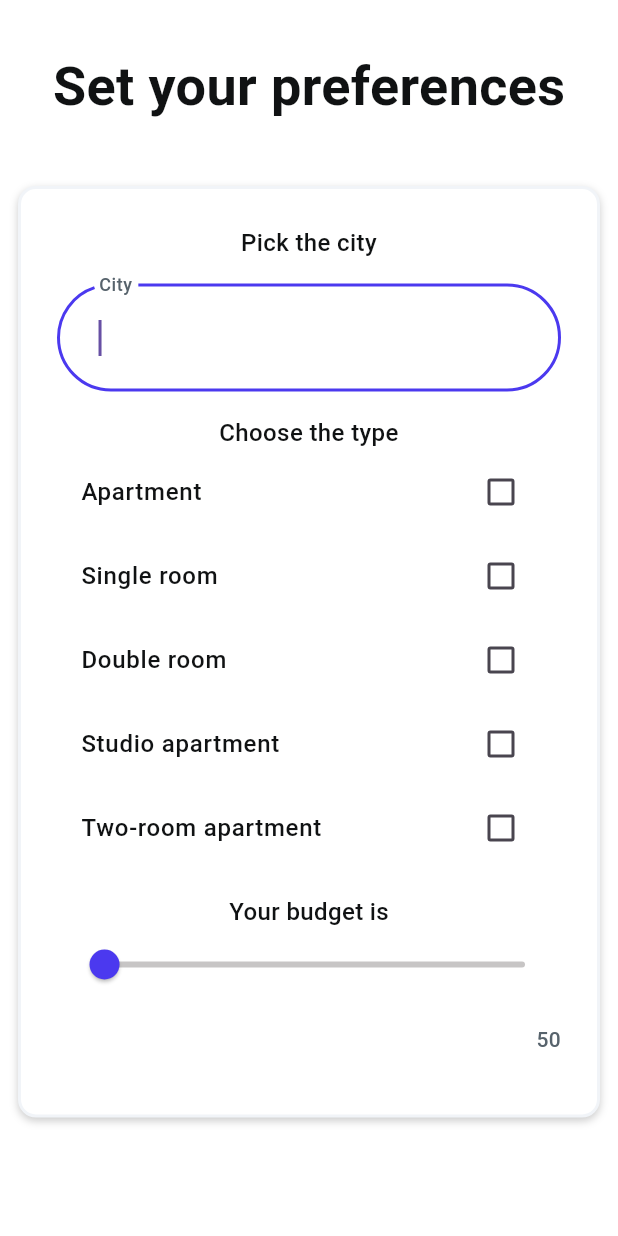
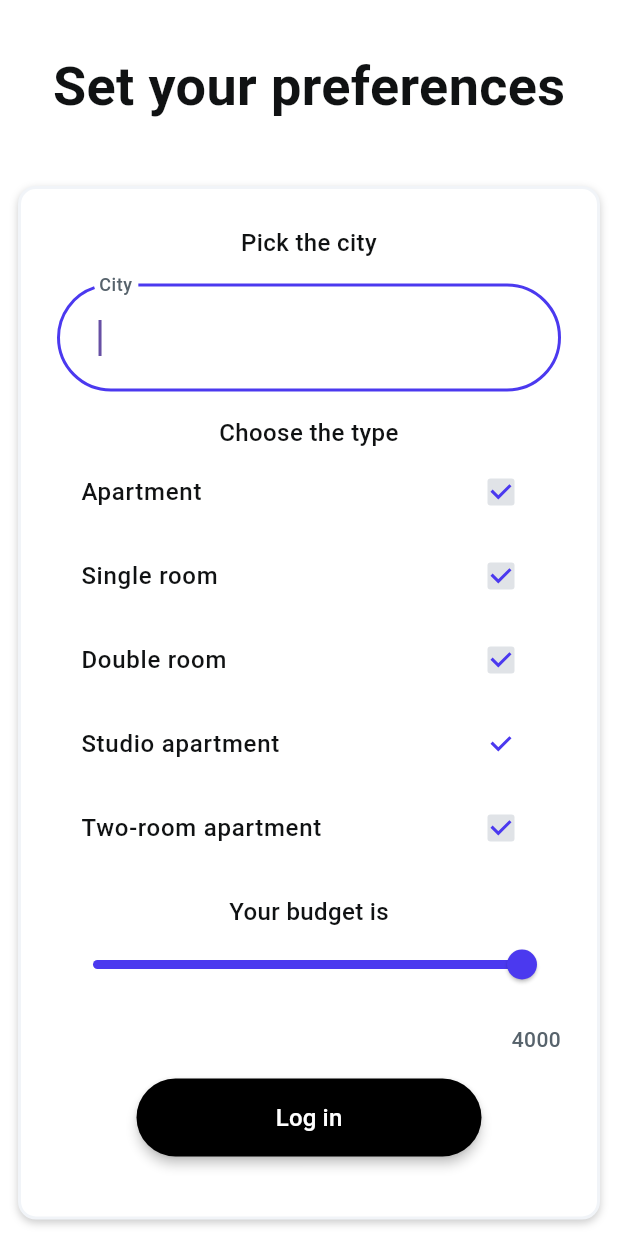
Before and after one commit to antonio-mercurio/DIMAproject, a Flutter app: the FormFilterPeopleAdj screen opened directly, on a phone screen of 412 x 824 dp. Run offline on Flutter 3.47's test engine with Material 3 defaults, Android fonts, the phone set to English and light mode, and no system bars; our stand-ins replace cloud_firestore, firebase_auth, firebase_core, firebase_storage, flutter_spinkit, google_maps_flutter and 3 more; missing offline and left inert: dart:ffi, geocoding_resolver; accounts and stored records are empty; Roboto replaces fonts that are missing (Plus Jakarta Sans).

Commit message:
filter and house

```diff
--- a/prva/lib/form_filter_people_adj.dart
+++ b/prva/lib/form_filter_people_adj.dart
@@ -1,5 +1,8 @@
 
 import 'package:flutter/material.dart';
+import 'package:provider/provider.dart';
+import 'package:prva/models/user.dart';
+import 'package:prva/services/databaseForFilters.dart';
 
 class FormFilterPeopleAdj extends StatefulWidget {
   const FormFilterPeopleAdj({super.key});
@@ -11,14 +14,15 @@
 class _FormFilterPeopleAdjState extends State<FormFilterPeopleAdj> {
 
 
-  final scaffoldKey = GlobalKey<ScaffoldState>();
+  final scaffoldKey = GlobalKey<FormState>();
 
-  bool? checkboxListTileValue1;
-  bool? checkboxListTileValue2;
-  bool? checkboxListTileValue3;
-  bool? checkboxListTileValue4;
-  bool? checkboxListTileValue5;
-  double? sliderValue;
+  String? city;
+  bool checkboxListTileValue1 = true;
+  bool checkboxListTileValue2 = true;
+  bool checkboxListTileValue3 = true;
+  bool checkboxListTileValue4 = true;
+  bool checkboxListTileValue5 = true;
+  double sliderValue = 4000;
   final List<String> typeOfAppartament = [
     "Apartment",
     "Single room",
@@ -29,6 +33,7 @@
 
   @override
   Widget build(BuildContext context) {
+    final user = Provider.of<Utente>(context);
 
     return Scaffold(
         key: scaffoldKey,
@@ -36,7 +41,9 @@
         body: SafeArea(
           top: true,
           child:  SingleChildScrollView(
-                  child: Column(
+                  child:  Form(
+            key: scaffoldKey,
+            child: Column(
                     mainAxisSize: MainAxisSize.max,
                     mainAxisAlignment: MainAxisAlignment.center,
                     children: [
@@ -172,7 +179,16 @@
                                         fontSize: 16,
                                         fontWeight: FontWeight.w500,
                                       ),
-                                      ),
+
+
+                                       validator: (val) => val!.isEmpty
+                                          ? 'Please enter a city'
+                                          : null,
+                                      onChanged: (val) =>
+                                          setState(() => city = val
+                                          )
+                                    ),
+
                                     ),
                                   ),
                                   Row(
@@ -210,8 +226,7 @@
                                                 Colors.black,
                                           ),
                                           child: CheckboxListTile(
-                                            value: checkboxListTileValue1 ??=
-                                                false,
+                                            value: checkboxListTileValue1,
                                             onChanged: (newValue) async {
                                               setState(() => checkboxListTileValue1 =
                                                   newValue!);
@@ -259,8 +274,7 @@
                                                 Colors.black,
                                           ),
                                           child: CheckboxListTile(
-                                            value: checkboxListTileValue2 ??=
-                                                false,
+                                            value: checkboxListTileValue2,
                                             onChanged: (newValue) async {
                                               setState(() => checkboxListTileValue2 =
                                                   newValue!);
@@ -308,8 +322,7 @@
                                                 Colors.black,
                                           ),
                                           child: CheckboxListTile(
-                                            value: checkboxListTileValue3 ??=
-                                                false,
+                                            value: checkboxListTileValue3,
                                             onChanged: (newValue) async {
                                               setState(() => checkboxListTileValue3=
                                                   newValue!);
@@ -357,8 +370,7 @@
                                                 Colors.black,
                                           ),
                                           child: CheckboxListTile(
-                                            value: checkboxListTileValue4 ??=
-                                                false,
+                                            value: checkboxListTileValue4,
                                             onChanged: (newValue) async {
                                               setState(() => checkboxListTileValue4 =
                                                   newValue!);
@@ -410,8 +422,7 @@
                                                 Colors.black,
                                           ),
                                           child: CheckboxListTile(
-                                            value: checkboxListTileValue5 ??=
-                                                false,
+                                            value: checkboxListTileValue5,
                                             onChanged: (newValue) async {
                                               setState(() => checkboxListTileValue5 =
                                                   newValue!);
@@ -480,7 +491,7 @@
                                               divisions: 50,
                                               min: 0,
                                               max: 4000,
-                                              value: sliderValue ??= 50,
+                                              value: sliderValue,
                                               label:
                                                   sliderValue.toString(),
                                               onChanged: (newValue) {
@@ -521,6 +532,67 @@
                                       ),
                                     ],
                                   ),
+
+
+                                   Align(
+                                alignment: const AlignmentDirectional(0, 0),
+                                child: Padding(
+                                  padding: const EdgeInsetsDirectional.fromSTEB(
+                                      0, 0, 0, 16),
+                                  child:  ElevatedButton(
+                                  onPressed: () async {
+
+                                    if(scaffoldKey.currentState!.validate()){
+
+                                      if(checkboxListTileValue1 || checkboxListTileValue2 || checkboxListTileValue3 ||
+                                      checkboxListTileValue4 || checkboxListTileValue5){
+
+                                    await DatabaseServiceFilters(user.uid).updateFiltersAdj(
+
+                          city ?? "",
+                          checkboxListTileValue1,
+                          checkboxListTileValue2,
+                          checkboxListTileValue3,
+                          checkboxListTileValue4 ,
+                          checkboxListTileValue5,
+                          sliderValue
+                        );
+                                    }}else{
+
+                                      ScaffoldMessenger.of(context)
+                                            .showSnackBar(
+                                          const SnackBar(
+                                            content: Text(
+                                              'Plese, enter at least one type!',
+                                            ),
+                                          ),
+                                        );
+                                        return;
+                                    }
+
+                      Navigator.pop(context);
+
+                        },
+                                    style: ElevatedButton.styleFrom(
+                                      fixedSize: Size(230, 52),
+                                      backgroundColor:Colors.black,
+                                       elevation: 3.0,
+                                       side: const BorderSide(
+                                        color: Colors.transparent,
+                                        width: 1,
+                                      ),
+                                    ),
+                                    child : const Text('Log in',
+                                    style: TextStyle(
+                                      fontFamily: 'Plus Jakarta Sans',
+                                            color: Colors.white,
+                                            fontSize: 16,
+                                            fontWeight: FontWeight.w500,
+                                    ),),
+                                    ),
+
+                                  ),
+                                ),
                                 ],
                               ),
                             ),
@@ -532,6 +604,7 @@
                   ),
 
                 ),
+        ),
               );
   }
 }
--- a/prva/lib/models/filters.dart
+++ b/prva/lib/models/filters.dart
@@ -5,6 +5,20 @@
   double? budget;
 
   Filters({required this.userID, this.city, this.type, this.budget});
+}
+
+class FiltersHouseAdj {
+  final String userID;
+  String? city;
+  bool? apartment;
+  bool? singleRoom;
+  bool? doubleRoom;
+  bool? studioApartment;
+  bool? twoRoomsApartment;
+  double? budget;
+
+
+  FiltersHouseAdj({required this.userID, this.city, this.apartment, this.singleRoom, this.doubleRoom, this.studioApartment, this.twoRoomsApartment, this.budget});
 }
 
   class FiltersPersonAdj{
--- a/prva/lib/screens/house_profile/all_profile_list.dart
+++ b/prva/lib/screens/house_profile/all_profile_list.dart
@@ -15,7 +15,7 @@
 /* Class used by House Profile to show the Search
 of the people */
 class AllProfilesList extends StatefulWidget {
-  final HouseProfile house;
+  final HouseProfileAdj house;
 
   AllProfilesList({required this.house});
 
@@ -26,7 +26,7 @@
 class _AllProfilesListState extends State<AllProfilesList> {
   List<String>? alreadySeenProfiles;
   List<PersonalProfileAdj>? profiles;
-  final HouseProfile house;
+  final HouseProfileAdj house;
   FiltersPersonAdj? filtri;
   _AllProfilesListState({required this.house});
   List<PreferenceForMatch>? preferencesOther;
--- a/prva/lib/screens/house_profile/house_tile.dart
+++ b/prva/lib/screens/house_profile/house_tile.dart
@@ -19,14 +19,14 @@
               title: Text(house.type),
               subtitle: Text('Si trova a ${house.city}'),
               onTap: () {
-                /*
+
                 Navigator.push(
                   context,
 
                   MaterialPageRoute(
                       builder: (context) => HouseProfSel(house: house)),
                 );
-                */
+
               }),
         ));
   }
```
Also changed, not shown: prva/lib/screens/house_profile/homepage_house_profile.dart (+12 -7 lines), prva/lib/screens/personal_profile/userHomepage.dart (+13 -8 lines), prva/lib/services/databaseForFilters.dart (+47 -0 lines), prva/lib/services/databaseForHouseProfile.dart (+36 -0 lines).
